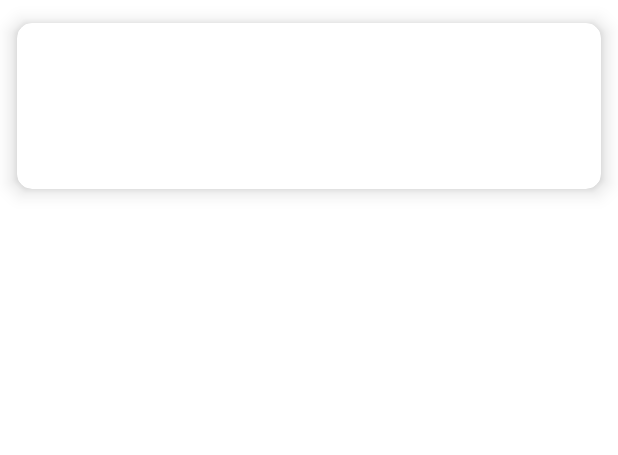
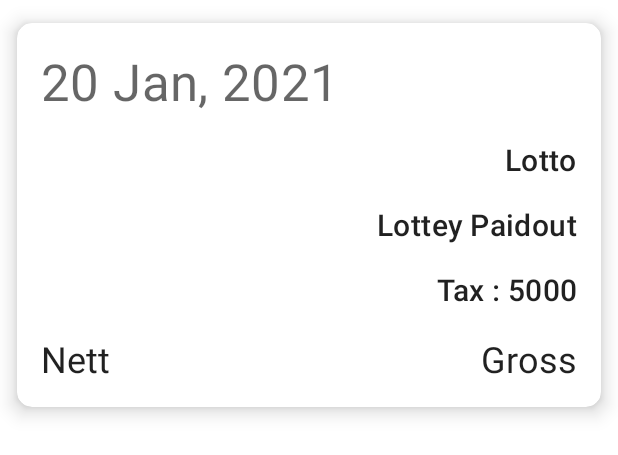
Before and after one commit to urv1388/PARASApp, an Android app: the layout fragment_sales.xml on its own in the app's theme, with its tools: preview values and no code run, on a phone screen of 412 x 824 dp. Shown: the top 455 px of the screen. Run offline under Robolectric (Android 15) with nearby library versions, the phone set to English and light mode, and no system bars.

Commit message:
design mainview

```diff
--- a/app/src/main/java/com/parasapp/model/MySales.kt
+++ b/app/src/main/java/com/parasapp/model/MySales.kt
@@ -12,6 +12,7 @@ data class MySales(
     val lotto_lottery: Double? = null,
     val instant_lottery: Double? = null,
     val deposit_into_bank: Double? = null,
+    val lottery_remit: Double? = null,
     val cash: Double? = null,
     val tax_1: Double? = null,
     val tax_2: Double? = null,
--- a/app/src/main/res/layout/fragment_sales.xml
+++ b/app/src/main/res/layout/fragment_sales.xml
@@ -1,6 +1,7 @@
 <?xml version="1.0" encoding="utf-8"?>
 <androidx.cardview.widget.CardView xmlns:android="http://schemas.android.com/apk/res/android"
     xmlns:app="http://schemas.android.com/apk/res-auto"
+    xmlns:tools="http://schemas.android.com/tools"
     android:layout_width="match_parent"
     android:layout_height="wrap_content"
     app:cardCornerRadius="10dp"
@@ -8,25 +9,73 @@
     app:cardPreventCornerOverlap="true"
     app:cardUseCompatPadding="true">
 
-    <LinearLayout
+    <androidx.constraintlayout.widget.ConstraintLayout
         android:layout_width="match_parent"
         android:layout_height="wrap_content"
-        android:orientation="vertical">
+        android:padding="@dimen/text_margin">
+
+
+        <TextView
+            android:id="@+id/textViewDate"
+            android:layout_width="wrap_content"
+            android:layout_height="wrap_content"
+            android:textAppearance="@style/TextAppearance.MaterialComponents.Headline4"
+            app:layout_constraintStart_toStartOf="parent"
+            app:layout_constraintTop_toTopOf="parent"
+            tools:text="20 Jan, 2021" />
+
+        <TextView
+            android:id="@+id/textViewTotalLottery"
+            android:layout_width="0dp"
+            android:layout_height="wrap_content"
+            android:layout_marginTop="@dimen/text_margin"
+            android:textAppearance="@style/TextAppearance.MaterialComponents.Headline6"
+            app:layout_constraintEnd_toEndOf="parent"
+            app:layout_constraintTop_toBottomOf="@+id/textViewDate"
+            tools:text="Lotto" />
+
+        <TextView
+            android:id="@+id/textViewLottoRemit"
+            android:layout_width="0dp"
+            android:layout_height="wrap_content"
+            android:layout_marginTop="@dimen/text_margin"
+            android:textAppearance="@style/TextAppearance.MaterialComponents.Headline6"
+            app:layout_constraintEnd_toEndOf="parent"
+            app:layout_constraintTop_toBottomOf="@+id/textViewTotalLottery"
+            tools:text="Lottey Paidout" />
 
         <TextView
             android:id="@+id/nettTextView"
             android:layout_width="wrap_content"
             android:layout_height="wrap_content"
-            android:layout_margin="@dimen/text_margin"
-            android:textAppearance="@style/TextAppearance.AppCompat.Headline" />
+            android:textAppearance="@style/TextAppearance.MaterialComponents.Headline5"
+            app:layout_constraintBottom_toBottomOf="@+id/grossTextView"
+            app:layout_constraintStart_toStartOf="parent"
+            tools:text="Nett" />
+
+        <TextView
+            android:id="@+id/totalTaxTextView"
+            android:layout_width="0dp"
+            android:layout_height="wrap_content"
+            android:layout_marginTop="@dimen/text_margin"
+            android:textAppearance="@style/TextAppearance.MaterialComponents.Headline6"
+            app:layout_constraintEnd_toEndOf="parent"
+            app:layout_constraintTop_toBottomOf="@+id/textViewLottoRemit"
+            tools:text="Tax : 5000" />
+
 
         <TextView
             android:id="@+id/grossTextView"
             android:layout_width="wrap_content"
             android:layout_height="wrap_content"
-            android:layout_gravity="end|bottom"
-            android:layout_margin="@dimen/text_margin"
-            android:textAppearance="@style/TextAppearance.MaterialComponents.Overline" />
+            android:layout_marginTop="@dimen/text_margin"
+            android:textAppearance="@style/TextAppearance.MaterialComponents.Headline5"
+            app:layout_constraintEnd_toEndOf="parent"
+            app:layout_constraintTop_toBottomOf="@+id/totalTaxTextView"
+            tools:text="Gross" />
 
-    </LinearLayout>
+
+    </androidx.constraintlayout.widget.ConstraintLayout>
+
+
 </androidx.cardview.widget.CardView>
```
Also changed, not shown: app/src/main/java/com/parasapp/ui/main/MainActivity.kt (+23 -25 lines), app/src/main/java/com/parasapp/ui/main/MySalesRecyclerViewAdapter.kt (+47 -2 lines), app/src/main/java/com/parasapp/utils/Constants.kt (+13 -0 lines), app/src/main/res/values/strings.xml (+10 -0 lines).
